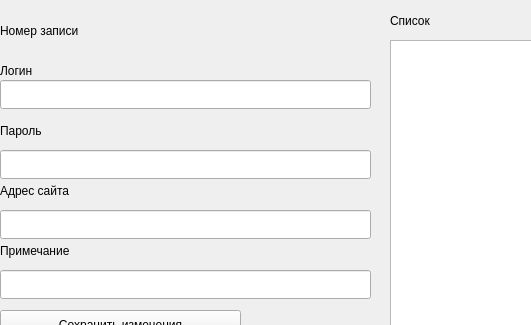
Before: the Qt Designer form mainwindow.ui in ArtNazarov/pg6, drawn with Qt 5; both pictures show x 0 to 531 and y 0 to 325 of the 800 by 600 pixel window.
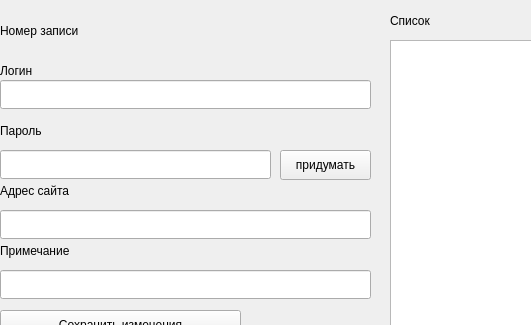
After: the same form once the commit is applied.

Diff of the .ui file:
```diff
--- a/mainwindow.ui
+++ b/mainwindow.ui
@@ -81,7 +81,7 @@
      <rect>
       <x>0</x>
       <y>150</y>
-      <width>371</width>
+      <width>271</width>
       <height>29</height>
      </rect>
     </property>
@@ -194,6 +194,19 @@
      <string>Номер записи</string>
     </property>
    </widget>
+   <widget class="QPushButton" name="btnGenPass">
+    <property name="geometry">
+     <rect>
+      <x>280</x>
+      <y>150</y>
+      <width>91</width>
+      <height>30</height>
+     </rect>
+    </property>
+    <property name="text">
+     <string>придумать</string>
+    </property>
+   </widget>
   </widget>
   <widget class="QMenuBar" name="menubar">
    <property name="geometry">
```
